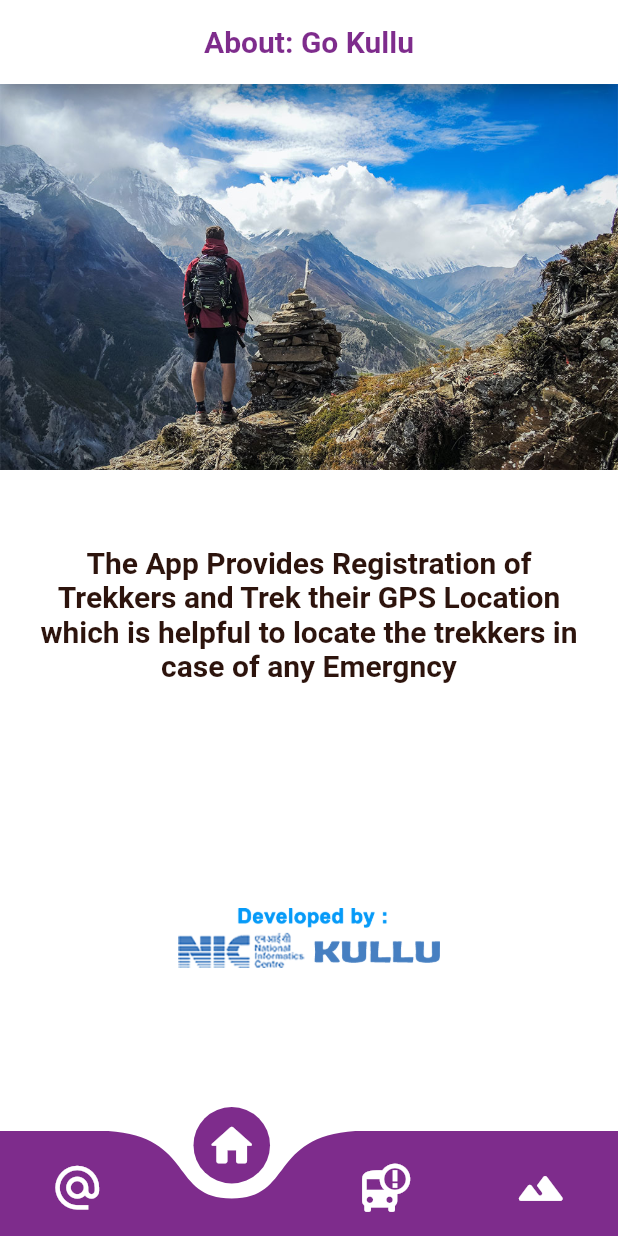
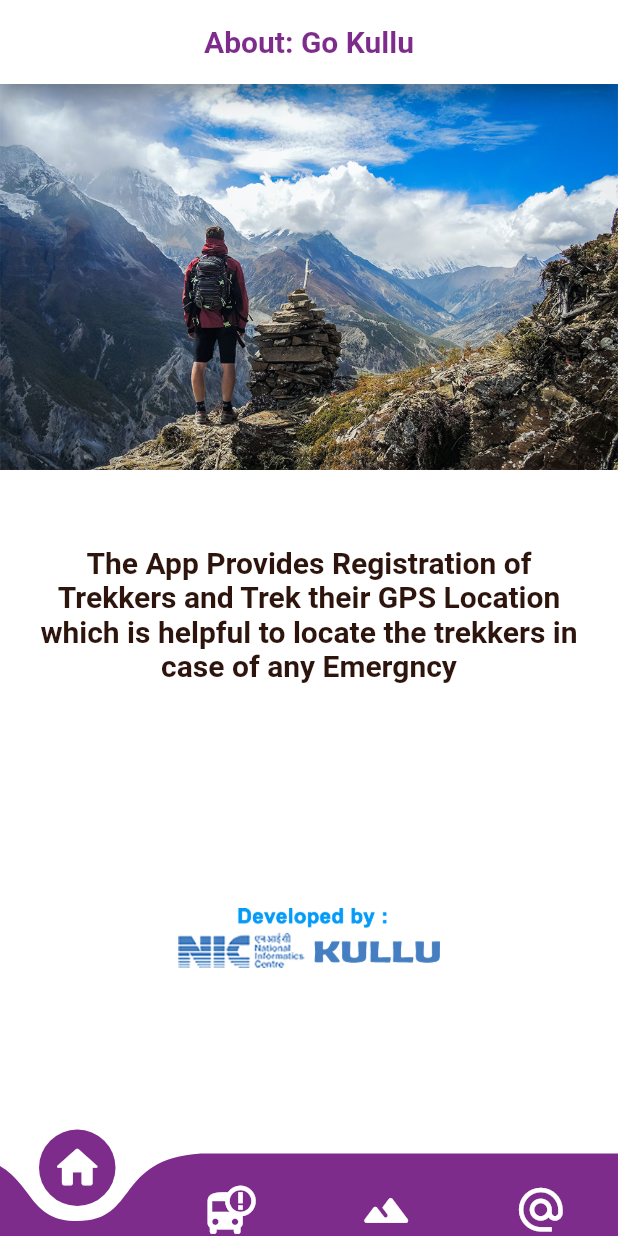
Before and after one commit to coolpepe17/gokullu, a Flutter app: the MyNavBar screen opened directly, on a phone screen of 412 x 824 dp. Run offline on Flutter 3.47's test engine with Material 2 defaults, Android fonts, the phone set to English and light mode, and no system bars; drawn by our look-alikes of curved_navigation_bar; our stand-ins replace flushbar, flutter_svg, image_cropper, image_picker, shared_preferences, sqflite; missing offline and left inert: contact_picker; accounts and stored records are empty; project files that could hold a hidden picture were left out.

Commit message:
Before Submitting

```diff
--- a/lib/SignUp/reg.dart
+++ b/lib/SignUp/reg.dart
@@ -142,7 +142,7 @@ class _RegForm extends State<RegForm> {
                           keyboardType: TextInputType.text,
                           onSaved: (input) =>
                               loginRequestModel.password = input,
-                          validator: (input) => input.length < 9
+                          validator: (input) => input.length < 8
                               ? 'Password should be 8 characters or more'
                               : null,
                           obscureText: hidePassword,
--- a/lib/userscreen/home.dart
+++ b/lib/userscreen/home.dart
@@ -17,9 +17,9 @@ class _MyHomePageState extends State<MyHomePage> {
     SharedPreferences prefs = await SharedPreferences.getInstance();
     bool isLogin = (prefs.get('isLogin') ?? false);
 
-    setState(() {
-      _isLogin = isLogin;
-    });
+    // setState(() {
+    //   _isLogin = isLogin;
+    // });
 
     print('prefs $isLogin');
   }
--- a/lib/widget/navbar.dart
+++ b/lib/widget/navbar.dart
@@ -47,12 +47,12 @@ class MyNavBar extends StatefulWidget {
 }
 
 class _MyNavBarState extends State<MyNavBar> {
-  int _currentIndex = 1;
+  int _currentIndex = 0;
   final List<Widget> _children = [
-    AboutUs(),
     AboutApp(),
     KulluRoute(),
     TrekMenu(),
+    AboutUs(),
   ];
 
   void onTappedBar(int index) {
@@ -67,18 +67,18 @@ class _MyNavBarState extends State<MyNavBar> {
         body: _children[_currentIndex],
         bottomNavigationBar: CurvedNavigationBar(
           onTap: onTappedBar,
-          index: 1,
+          index: 0,
           color: mPrimaryColor,
           backgroundColor: Colors.white,
           buttonBackgroundColor: mPrimaryColor,
-          height: 70,
+          height: 55,
           animationDuration: Duration(milliseconds: 300),
-          animationCurve: Curves.ease,
+          animationCurve: Curves.decelerate,
           items: <Widget>[
-            Icon(Icons.alternate_email_outlined, size: 35, color: Colors.white),
             Icon(Icons.home_rounded, size: 35, color: Colors.white),
             Icon(Icons.bus_alert, size: 35, color: Colors.white),
             Icon(Icons.terrain_rounded, size: 35, color: Colors.white),
+            Icon(Icons.alternate_email_outlined, size: 35, color: Colors.white),
             // Icon(Icons.alternate_email_outlined, size: 30, color: Colors.white),
           ],
           // animationDuration: Duration(milliseconds: 300),
```
Also changed, not shown: lib/screen/trek_menu/trek_menu.dart (+10 -10 lines).
